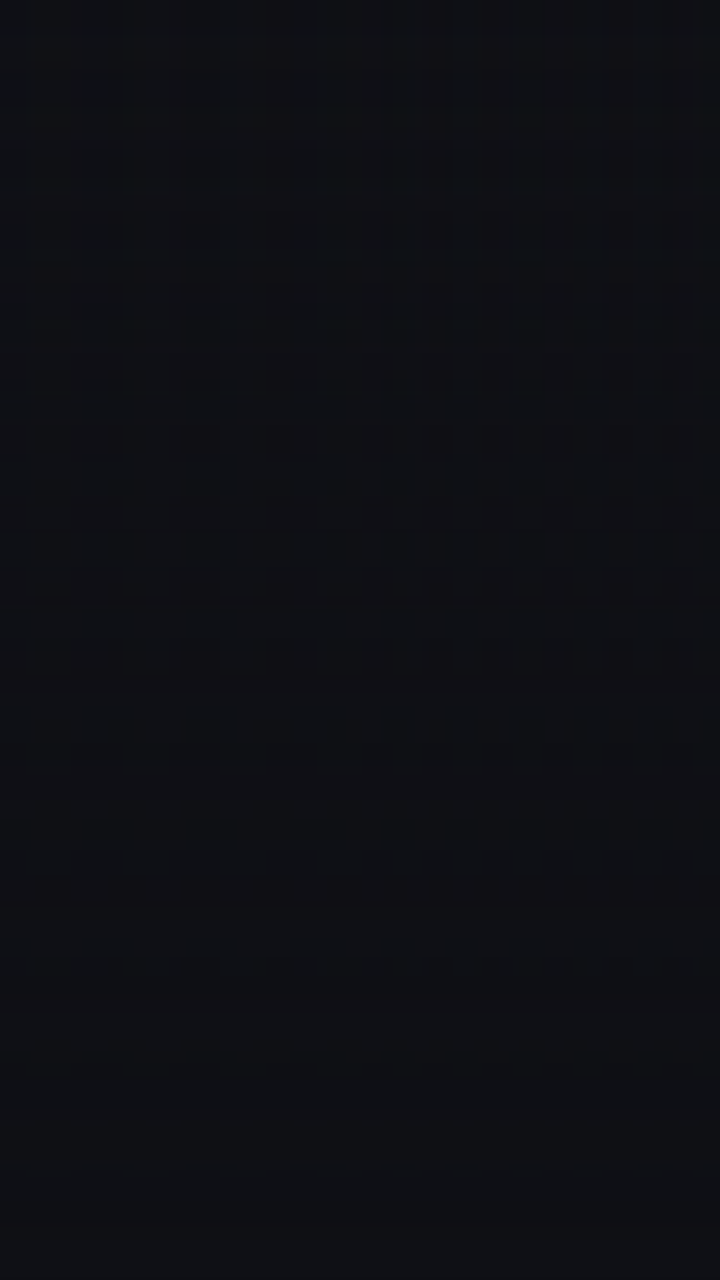
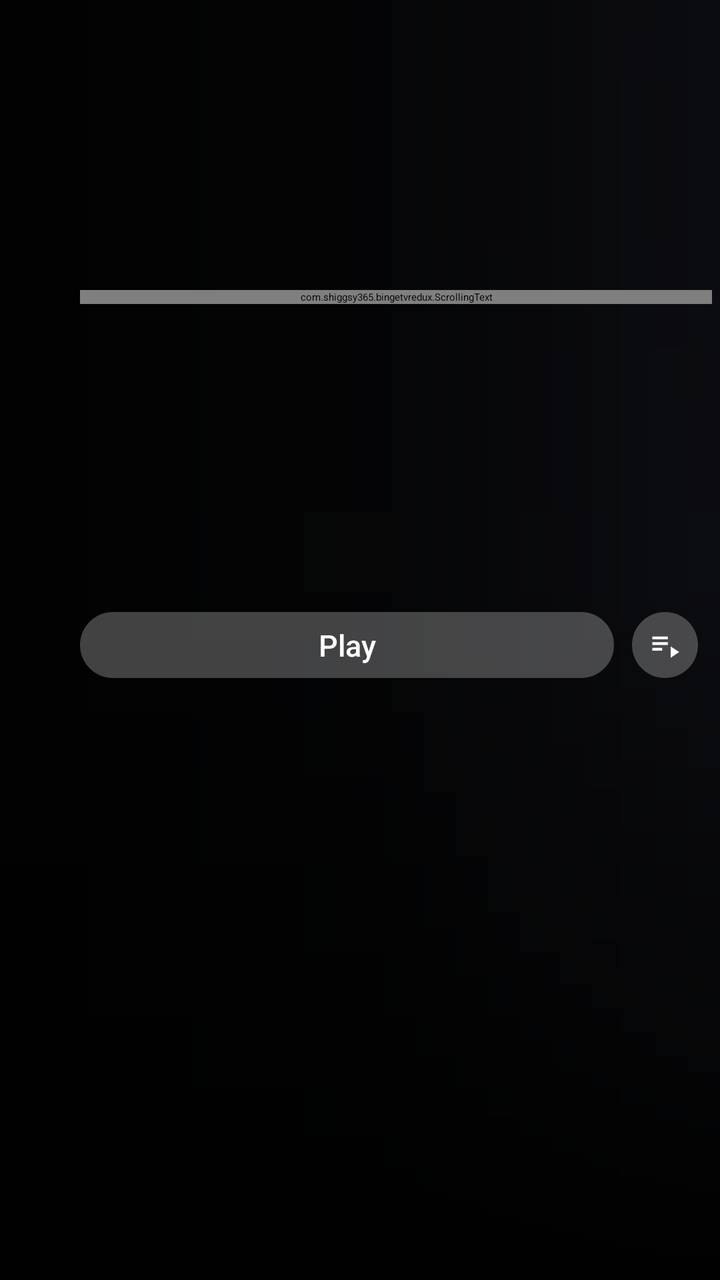

Compare the two renders of this Android layout. The source of the first and the diff that turns it into the second are given below.
<!-- AndroidManifest.xml: application theme Theme.Leanback -->
<!-- res/layout/details_activity.xml -->
<?xml version="1.0" encoding="utf-8"?>
<FrameLayout xmlns:android="http://schemas.android.com/apk/res/android"
    android:layout_width="match_parent"
    android:layout_height="match_parent"
    android:background="@color/guide_background"
    android:clipChildren="false">

    <ImageView
        android:id="@+id/backdrop"
        android:layout_width="match_parent"
        android:layout_height="match_parent"
        android:scaleType="centerCrop"
        android:importantForAccessibility="no" />

    <View
        android:layout_width="match_parent"
        android:layout_height="match_parent"
        android:background="@drawable/backdrop_shade" />

    <View
        android:layout_width="match_parent"
        android:layout_height="match_parent"
        android:background="@drawable/hero_fade_bottom" />

    <LinearLayout
        android:layout_width="match_parent"
        android:layout_height="match_parent"
        android:clipChildren="false"
        android:orientation="vertical"
        android:paddingTop="40dp"
        android:paddingBottom="24dp">

        <LinearLayout
            android:layout_width="match_parent"
            android:layout_height="wrap_content"
            android:orientation="vertical"
            android:paddingStart="@dimen/screen_margin"
            android:paddingEnd="@dimen/screen_margin">

            <ImageView
                android:id="@+id/logo"
                android:layout_width="wrap_content"
                android:layout_height="wrap_content"
                android:adjustViewBounds="true"
                android:maxHeight="110dp"
                android:maxWidth="480dp"
                android:scaleType="fitStart"
                android:importantForAccessibility="no" />

            <TextView
                android:id="@+id/title"
                android:layout_width="640dp"
                android:layout_height="wrap_content"
                android:fontFamily="sans-serif-medium"
                android:maxLines="2"
                android:ellipsize="end"
                android:textColor="@color/guide_text"
                android:textSize="36sp" />

            <TextView
                android:id="@+id/meta"
                android:layout_width="wrap_content"
                android:layout_height="wrap_content"
                android:layout_marginTop="10dp"
                android:textColor="@color/guide_muted"
                android:textSize="15sp" />

            <TextView
                android:id="@+id/description"
                android:layout_width="680dp"
                android:layout_height="wrap_content"
                android:layout_marginTop="10dp"
                android:ellipsize="end"
                android:lineSpacingExtra="2dp"
                android:maxLines="4"
                android:textColor="@color/guide_text"
                android:textSize="16sp" />

            <TextView
                android:id="@+id/people"
                android:layout_width="680dp"
                android:layout_height="wrap_content"
                android:layout_marginTop="8dp"
                android:ellipsize="end"
                android:maxLines="2"
                android:textColor="@color/guide_muted"
                android:textSize="14sp" />

            <LinearLayout
                android:id="@+id/actions"
                android:layout_width="wrap_content"
                android:layout_height="wrap_content"
                android:layout_marginTop="18dp"
                android:orientation="horizontal">

                <TextView
                    android:id="@+id/play"
                    style="@style/ActionButton"
                    android:text="Play" />

                <TextView
                    android:id="@+id/streams"
                    style="@style/ActionButton"
                    android:text="Choose stream" />

                <TextView
                    android:id="@+id/start_over"
                    style="@style/ActionButton"
                    android:text="Start over"
                    android:visibility="gone" />

                <TextView
                    android:id="@+id/trailer"
                    style="@style/ActionButton"
                    android:text="Trailer"
                    android:visibility="gone" />

                <TextView
                    android:id="@+id/watched"
                    style="@style/ActionButton"
                    android:text="Mark watched" />

                <TextView
                    android:id="@+id/watchlist"
                    style="@style/ActionButton"
                    android:text="Add to watchlist"
                    android:visibility="gone" />
            </LinearLayout>

            <TextView
                android:id="@+id/status"
                android:layout_width="wrap_content"
                android:layout_height="wrap_content"
                android:layout_marginTop="12dp"
                android:textColor="@color/guide_muted"
                android:textSize="14sp" />
        </LinearLayout>

        <View
            android:layout_width="0dp"
            android:layout_height="0dp"
            android:layout_weight="1" />

        <androidx.leanback.widget.HorizontalGridView
            android:id="@+id/seasons"
            android:layout_width="match_parent"
            android:layout_height="44dp"
            android:clipToPadding="false"
            android:paddingStart="@dimen/screen_margin"
            android:paddingEnd="@dimen/screen_margin"
            android:visibility="gone" />

        <androidx.leanback.widget.HorizontalGridView
            android:id="@+id/episodes"
            android:layout_width="match_parent"
            android:layout_height="wrap_content"
            android:clipChildren="false"
            android:clipToPadding="false"
            android:paddingStart="@dimen/screen_margin"
            android:paddingEnd="@dimen/screen_margin"
            android:paddingTop="10dp"
            android:paddingBottom="10dp"
            android:visibility="gone" />
    </LinearLayout>
</FrameLayout>
<!-- resources referenced by this layout -->
<resources>
  <color name="guide_text">#FFECEDF3</color>
  <dimen name="screen_margin">48dp</dimen>
  <!-- drawable backdrop_shade (drawable) -->
  <?xml version="1.0" encoding="utf-8"?>
  <shape xmlns:android="http://schemas.android.com/apk/res/android" android:shape="rectangle">
      <gradient android:angle="0" android:startColor="#F20E0F14"
          android:centerColor="#B30E0F14" android:endColor="#4D0E0F14" />
  </shape>
  <!-- drawable hero_fade_bottom (drawable) -->
  <?xml version="1.0" encoding="utf-8"?>
  <shape xmlns:android="http://schemas.android.com/apk/res/android" android:shape="rectangle">
      <gradient android:angle="90" android:startColor="@color/guide_background"
          android:centerColor="#990E0F14" android:endColor="#000E0F14" />
  </shape>
  <style name="ActionButton" parent="OsdButton">
          <item name="android:paddingStart">22dp</item>
          <item name="android:paddingEnd">22dp</item>
          <item name="android:paddingTop">9dp</item>
          <item name="android:paddingBottom">9dp</item>
          <item name="android:layout_marginEnd">12dp</item>
          <item name="android:textSize">16sp</item>
      </style>
  <style name="OsdButton" parent="">
          <item name="android:layout_width">wrap_content</item>
          <item name="android:layout_height">wrap_content</item>
          <item name="android:layout_marginEnd">8dp</item>
          <item name="android:background">@drawable/guide_chip</item>
          <item name="android:focusable">true</item>
          <item name="android:paddingStart">14dp</item>
          <item name="android:paddingEnd">14dp</item>
          <item name="android:paddingTop">5dp</item>
          <item name="android:paddingBottom">5dp</item>
          <item name="android:textColor">@color/guide_chip_text</item>
          <item name="android:textSize">13sp</item>
          <item name="android:fontFamily">sans-serif-medium</item>
      </style>
  <!-- drawable guide_chip (drawable) -->
  <?xml version="1.0" encoding="utf-8"?>
  <selector xmlns:android="http://schemas.android.com/apk/res/android">
      <item android:state_focused="true">
          <shape android:shape="rectangle">
              <corners android:radius="14dp" />
              <solid android:color="@color/guide_focus" />
          </shape>
      </item>
      <item android:state_selected="true">
          <shape android:shape="rectangle">
              <corners android:radius="14dp" />
              <solid android:color="#26FFFFFF" />
          </shape>
      </item>
      <item>
          <shape android:shape="rectangle">
              <corners android:radius="14dp" />
              <stroke android:width="1dp" android:color="#33FFFFFF" />
          </shape>
      </item>
  </selector>
  <color name="guide_focus">#FFE31E2D</color>
  <!-- unchanged entries left out for length: 2 -->
</resources>

<!-- the commit's change to res/layout/details_activity.xml (unified diff, before → after) -->
@@ -2,8 +2,7 @@
 <FrameLayout xmlns:android="http://schemas.android.com/apk/res/android"
     android:layout_width="match_parent"
     android:layout_height="match_parent"
-    android:background="@color/guide_background"
-    android:clipChildren="false">
+    android:background="@color/guide_background">
 
     <ImageView
         android:id="@+id/backdrop"
@@ -15,151 +14,274 @@
     <View
         android:layout_width="match_parent"
         android:layout_height="match_parent"
-        android:background="@drawable/backdrop_shade" />
+        android:background="@drawable/info_shade_left" />
 
     <View
         android:layout_width="match_parent"
         android:layout_height="match_parent"
-        android:background="@drawable/hero_fade_bottom" />
-
-    <LinearLayout
+        android:background="@drawable/info_shade_bottom" />
+
+    <ScrollView
+        android:id="@+id/page"
         android:layout_width="match_parent"
         android:layout_height="match_parent"
         android:clipChildren="false"
-        android:orientation="vertical"
-        android:paddingTop="40dp"
-        android:paddingBottom="24dp">
+        android:fillViewport="true"
+        android:overScrollMode="never"
+        android:scrollbars="none">
 
         <LinearLayout
             android:layout_width="match_parent"
             android:layout_height="wrap_content"
-            android:orientation="vertical"
-            android:paddingStart="@dimen/screen_margin"
-            android:paddingEnd="@dimen/screen_margin">
-
-            <ImageView
-                android:id="@+id/logo"
-                android:layout_width="wrap_content"
+            android:clipChildren="false"
+            android:orientation="vertical">
+
+            
+            <FrameLayout
+                android:layout_width="match_parent"
+                android:layout_height="345dp"
+                android:clipChildren="false">
+
+                <ImageView
+                    android:id="@+id/logo"
+                    android:layout_width="316dp"
+                    android:layout_height="75dp"
+                    android:layout_marginStart="40dp"
+                    android:layout_marginTop="50dp"
+                    android:scaleType="fitCenter"
+                    android:importantForAccessibility="no" />
+
+                <TextView
+                    android:id="@+id/title"
+                    android:layout_width="316dp"
+                    android:layout_height="75dp"
+                    android:layout_marginStart="40dp"
+                    android:layout_marginTop="50dp"
+                    android:ellipsize="end"
+                    android:fontFamily="sans-serif-medium"
+                    android:gravity="center"
+                    android:maxLines="2"
+                    android:textColor="#FFFFFFFF"
+                    android:textSize="26sp" />
+
+                <LinearLayout
+                    android:layout_width="316dp"
+                    android:layout_height="wrap_content"
+                    android:layout_marginStart="40dp"
+                    android:layout_marginTop="131dp"
+                    android:gravity="center_horizontal"
+                    android:orientation="vertical">
+
+                    
+                    <TextView
+                        android:id="@+id/subtitle"
+                        android:layout_width="match_parent"
+                        android:layout_height="wrap_content"
+                        android:layout_marginBottom="7dp"
+                        android:ellipsize="end"
+                        android:gravity="center"
+                        android:singleLine="true"
+                        android:textColor="#FFFFFFFF"
+                        android:textSize="17sp"
+                        android:visibility="gone" />
+
+                    <LinearLayout
+                        android:id="@+id/facts"
+                        android:layout_width="wrap_content"
+                        android:layout_height="wrap_content"
+                        android:orientation="horizontal" />
+
+                    <LinearLayout
+                        android:id="@+id/genres"
+                        android:layout_width="wrap_content"
+                        android:layout_height="wrap_content"
+                        android:layout_marginTop="7dp"
+                        android:orientation="horizontal" />
+
+                    <com.shiggsy365.bingetvredux.ScrollingText
+                        android:id="@+id/description"
+                        android:layout_width="match_parent"
+                        android:layout_height="wrap_content"
+                        android:layout_marginTop="7dp"
+                        android:ellipsize="end"
+                        android:lineSpacingExtra="1dp"
+                        android:maxLines="5"
+                        android:textColor="#FFEEEEEE"
+                        android:textSize="14sp" />
+
+                    <TextView
+                        android:id="@+id/status"
+                        android:layout_width="wrap_content"
+                        android:layout_height="wrap_content"
+                        android:layout_marginTop="7dp"
+                        android:textColor="@color/guide_muted"
+                        android:textSize="13sp" />
+                </LinearLayout>
+
+                
+                <LinearLayout
+                    android:id="@+id/actions"
+                    android:layout_width="wrap_content"
+                    android:layout_height="33dp"
+                    android:layout_marginStart="40dp"
+                    android:layout_marginTop="306dp"
+                    android:gravity="center_vertical"
+                    android:orientation="horizontal">
+
+                    <TextView
+                        android:id="@+id/play"
+                        android:layout_width="267dp"
+                        android:layout_height="33dp"
+                        android:background="@drawable/info_pill"
+                        android:ellipsize="end"
+                        android:focusable="true"
+                        android:fontFamily="sans-serif-medium"
+                        android:gravity="center"
+                        android:paddingStart="16dp"
+                        android:paddingEnd="16dp"
+                        android:singleLine="true"
+                        android:text="Play"
+                        android:textColor="#FFFFFFFF"
+                        android:textSize="15sp" />
+
+                    <ImageView
+                        android:id="@+id/streams"
+                        style="@style/InfoRoundButton"
+                        android:contentDescription="Choose a stream"
+                        android:src="@drawable/ic_streams" />
+
+                    <ImageView
+                        android:id="@+id/start_over"
+                        style="@style/InfoRoundButton"
+                        android:contentDescription="Start over"
+                        android:src="@drawable/ic_start_over"
+                        android:visibility="gone" />
+
+                    <ImageView
+                        android:id="@+id/watched"
+                        style="@style/InfoRoundButton"
+                        android:contentDescription="Mark watched"
+                        android:src="@drawable/ic_watched"
+                        android:visibility="gone" />
+
+                    <ImageView
+                        android:id="@+id/remove"
+                        style="@style/InfoRoundButton"
+                        android:contentDescription="Remove from Continue Watching"
+                        android:src="@drawable/ic_remove"
+                        android:visibility="gone" />
+
+                    <ImageView
+                        android:id="@+id/watchlist"
+                        style="@style/InfoRoundButton"
+                        android:contentDescription="Add to watchlist"
+                        android:src="@drawable/ic_watchlist_add"
+                        android:visibility="gone" />
+
+                    <ImageView
+                        android:id="@+id/trailer"
+                        style="@style/InfoRoundButton"
+                        android:contentDescription="Trailer"
+                        android:src="@drawable/ic_trailer"
+                        android:visibility="gone" />
+
+                    <TextView
+                        android:id="@+id/hint"
+                        android:layout_width="wrap_content"
+                        android:layout_height="wrap_content"
+                        android:layout_marginStart="14dp"
+                        android:singleLine="true"
+                        android:textColor="#FFB4B4B4"
+                        android:textSize="14sp" />
+                </LinearLayout>
+            </FrameLayout>
+
+            
+            <LinearLayout
+                android:id="@+id/seasons_section"
+                android:layout_width="match_parent"
                 android:layout_height="wrap_content"
-                android:adjustViewBounds="true"
-                android:maxHeight="110dp"
-                android:maxWidth="480dp"
-                android:scaleType="fitStart"
-                android:importantForAccessibility="no" />
-
-            <TextView
-                android:id="@+id/title"
-                android:layout_width="640dp"
+                android:clipChildren="false"
+                android:orientation="vertical"
+                android:visibility="gone">
+
+                <TextView
+                    android:id="@+id/seasons_heading"
+                    style="@style/InfoHeading"
+                    android:text="Seasons" />
+
+                <androidx.leanback.widget.HorizontalGridView
+                    android:id="@+id/seasons"
+                    android:layout_width="match_parent"
+                    android:layout_height="30dp"
+                    android:layout_marginTop="5dp"
+                    android:clipToPadding="false"
+                    android:paddingStart="40dp"
+                    android:paddingEnd="40dp" />
+
+                <androidx.leanback.widget.HorizontalGridView
+                    android:id="@+id/episodes"
+                    android:layout_width="match_parent"
+                    android:layout_height="165dp"
+                    android:layout_marginTop="5dp"
+                    android:clipChildren="false"
+                    android:clipToPadding="false"
+                    android:paddingStart="40dp"
+                    android:paddingEnd="40dp" />
+            </LinearLayout>
+
+            
+            <LinearLayout
+                android:id="@+id/cast_section"
+                android:layout_width="match_parent"
                 android:layout_height="wrap_content"
-                android:fontFamily="sans-serif-medium"
-                android:maxLines="2"
-                android:ellipsize="end"
-                android:textColor="@color/guide_text"
-                android:textSize="36sp" />
-
-            <TextView
-                android:id="@+id/meta"
-                android:layout_width="wrap_content"
+                android:layout_marginTop="5dp"
+                android:clipChildren="false"
+                android:orientation="vertical"
+                android:visibility="gone">
+
+                <TextView
+                    style="@style/InfoHeading"
+                    android:text="Cast" />
+
+                <androidx.leanback.widget.HorizontalGridView
+                    android:id="@+id/cast"
+                    android:layout_width="match_parent"
+                    android:layout_height="115dp"
+                    android:layout_marginTop="5dp"
+                    android:clipToPadding="false"
+                    android:paddingStart="33dp"
+                    android:paddingEnd="33dp" />
+            </LinearLayout>
+
+            
+            <LinearLayout
+                android:id="@+id/similar_section"
+                android:layout_width="match_parent"
                 android:layout_height="wrap_content"
                 android:layout_marginTop="10dp"
-                android:textColor="@color/guide_muted"
-                android:textSize="15sp" />
-
-            <TextView
-                android:id="@+id/description"
-                android:layout_width="680dp"
-                android:layout_height="wrap_content"
-                android:layout_marginTop="10dp"
-                android:ellipsize="end"
-                android:lineSpacingExtra="2dp"
-                android:maxLines="4"
-                android:textColor="@color/guide_text"
-                android:textSize="16sp" />
-
-            <TextView
-                android:id="@+id/people"
-                android:layout_width="680dp"
-                android:layout_height="wrap_content"
-                android:layout_marginTop="8dp"
-                android:ellipsize="end"
-                android:maxLines="2"
-                android:textColor="@color/guide_muted"
-                android:textSize="14sp" />
-
-            <LinearLayout
-                android:id="@+id/actions"
-                android:layout_width="wrap_content"
-                android:layout_height="wrap_content"
-                android:layout_marginTop="18dp"
-                android:orientation="horizontal">
-
-                <TextView
-                    android:id="@+id/play"
-                    style="@style/ActionButton"
-                    android:text="Play" />
-
-                <TextView
-                    android:id="@+id/streams"
-                    style="@style/ActionButton"
-                    android:text="Choose stream" />
-
-                <TextView
-                    android:id="@+id/start_over"
-                    style="@style/ActionButton"
-                    android:text="Start over"
-                    android:visibility="gone" />
-
-                <TextView
-                    android:id="@+id/trailer"
-                    style="@style/ActionButton"
-                    android:text="Trailer"
-                    android:visibility="gone" />
-
-                <TextView
-                    android:id="@+id/watched"
-                    style="@style/ActionButton"
-                    android:text="Mark watched" />
-
-                <TextView
-                    android:id="@+id/watchlist"
-                    style="@style/ActionButton"
-                    android:text="Add to watchlist"
-                    android:visibility="gone" />
+                android:clipChildren="false"
+                android:orientation="vertical"
+                android:visibility="gone">
+
+                <TextView
+                    style="@style/InfoHeading"
+                    android:text="Similar" />
+
+                <androidx.leanback.widget.HorizontalGridView
+                    android:id="@+id/similar"
+                    android:layout_width="match_parent"
+                    android:layout_height="180dp"
+                    android:layout_marginTop="5dp"
+                    android:clipChildren="false"
+                    android:clipToPadding="false"
+                    android:paddingStart="34dp"
+                    android:paddingEnd="34dp" />
             </LinearLayout>
 
-            <TextView
-                android:id="@+id/status"
-                android:layout_width="wrap_content"
-                android:layout_height="wrap_content"
-                android:layout_marginTop="12dp"
-                android:textColor="@color/guide_muted"
-                android:textSize="14sp" />
+            <Space
+                android:layout_width="match_parent"
+                android:layout_height="30dp" />
         </LinearLayout>
-
-        <View
-            android:layout_width="0dp"
-            android:layout_height="0dp"
-            android:layout_weight="1" />
-
-        <androidx.leanback.widget.HorizontalGridView
-            android:id="@+id/seasons"
-            android:layout_width="match_parent"
-            android:layout_height="44dp"
-            android:clipToPadding="false"
-            android:paddingStart="@dimen/screen_margin"
-            android:paddingEnd="@dimen/screen_margin"
-            android:visibility="gone" />
-
-        <androidx.leanback.widget.HorizontalGridView
-            android:id="@+id/episodes"
-            android:layout_width="match_parent"
-            android:layout_height="wrap_content"
-            android:clipChildren="false"
-            android:clipToPadding="false"
-            android:paddingStart="@dimen/screen_margin"
-            android:paddingEnd="@dimen/screen_margin"
-            android:paddingTop="10dp"
-            android:paddingBottom="10dp"
-            android:visibility="gone" />
-    </LinearLayout>
+    </ScrollView>
 </FrameLayout>
<!-- resource entries referenced after the edit -->
@@ -1,64 +1,140 @@
 <!-- resources referenced by this layout -->
 <resources>
-  <color name="guide_text">#FFECEDF3</color>
-  <dimen name="screen_margin">48dp</dimen>
-  <!-- drawable backdrop_shade (drawable) -->
+  <!-- drawable ic_remove (drawable) -->
   <?xml version="1.0" encoding="utf-8"?>
-  <shape xmlns:android="http://schemas.android.com/apk/res/android" android:shape="rectangle">
-      <gradient android:angle="0" android:startColor="#F20E0F14"
-          android:centerColor="#B30E0F14" android:endColor="#4D0E0F14" />
-  </shape>
-  <!-- drawable hero_fade_bottom (drawable) -->
+  <vector xmlns:android="http://schemas.android.com/apk/res/android"
+      android:width="24dp"
+      android:height="24dp"
+      android:viewportWidth="24"
+      android:viewportHeight="24">
+      <path
+          android:fillColor="#FFFFFFFF"
+          android:pathData="M7,11v2h10v-2L7,11zM12,2C6.48,2 2,6.48 2,12s4.48,10 10,10 10,-4.48 10,-10S17.52,2 12,2zM12,20c-4.41,0 -8,-3.59 -8,-8s3.59,-8 8,-8 8,3.59 8,8 -3.59,8 -8,8z" />
+  </vector>
+  <!-- drawable ic_start_over (drawable) -->
   <?xml version="1.0" encoding="utf-8"?>
-  <shape xmlns:android="http://schemas.android.com/apk/res/android" android:shape="rectangle">
-      <gradient android:angle="90" android:startColor="@color/guide_background"
-          android:centerColor="#990E0F14" android:endColor="#000E0F14" />
-  </shape>
-  <style name="ActionButton" parent="OsdButton">
-          <item name="android:paddingStart">22dp</item>
-          <item name="android:paddingEnd">22dp</item>
-          <item name="android:paddingTop">9dp</item>
-          <item name="android:paddingBottom">9dp</item>
-          <item name="android:layout_marginEnd">12dp</item>
-          <item name="android:textSize">16sp</item>
-      </style>
-  <style name="OsdButton" parent="">
-          <item name="android:layout_width">wrap_content</item>
-          <item name="android:layout_height">wrap_content</item>
-          <item name="android:layout_marginEnd">8dp</item>
-          <item name="android:background">@drawable/guide_chip</item>
-          <item name="android:focusable">true</item>
-          <item name="android:paddingStart">14dp</item>
-          <item name="android:paddingEnd">14dp</item>
-          <item name="android:paddingTop">5dp</item>
-          <item name="android:paddingBottom">5dp</item>
-          <item name="android:textColor">@color/guide_chip_text</item>
-          <item name="android:textSize">13sp</item>
-          <item name="android:fontFamily">sans-serif-medium</item>
-      </style>
-  <!-- drawable guide_chip (drawable) -->
+  <vector xmlns:android="http://schemas.android.com/apk/res/android"
+      android:width="24dp"
+      android:height="24dp"
+      android:viewportWidth="24"
+      android:viewportHeight="24">
+      <path
+          android:fillColor="#FFFFFFFF"
+          android:pathData="M12,5V1L7,6l5,5V7c3.31,0 6,2.69 6,6s-2.69,6 -6,6 -6,-2.69 -6,-6H4c0,4.42 3.58,8 8,8s8,-3.58 8,-8 -3.58,-8 -8,-8z" />
+  </vector>
+  <!-- drawable ic_streams (drawable) -->
+  <?xml version="1.0" encoding="utf-8"?>
+  <vector xmlns:android="http://schemas.android.com/apk/res/android"
+      android:width="24dp"
+      android:height="24dp"
+      android:viewportWidth="24"
+      android:viewportHeight="24">
+      <path
+          android:fillColor="#FFFFFFFF"
+          android:pathData="M3,10h11v2H3V10zM3,6h11v2H3V6zM3,14h7v2H3V14zM16,13v8l6,-4L16,13z" />
+  </vector>
+  <!-- drawable ic_trailer (drawable) -->
+  <?xml version="1.0" encoding="utf-8"?>
+  <vector xmlns:android="http://schemas.android.com/apk/res/android"
+      android:width="24dp"
+      android:height="24dp"
+      android:viewportWidth="24"
+      android:viewportHeight="24">
+      <path
+          android:fillColor="#FFFFFFFF"
+          android:pathData="M18,3v2h-2L16,3L8,3v2L6,5L6,3L4,3v18h2v-2h2v2h8v-2h2v2h2L20,3h-2zM8,17L6,17v-2h2v2zM8,13L6,13v-2h2v2zM8,9L6,9L6,7h2v2zM18,17h-2v-2h2v2zM18,13h-2v-2h2v2zM18,9h-2L16,7h2v2z" />
+  </vector>
+  <!-- drawable ic_watched (drawable) -->
+  <?xml version="1.0" encoding="utf-8"?>
+  <vector xmlns:android="http://schemas.android.com/apk/res/android"
+      android:width="24dp"
+      android:height="24dp"
+      android:viewportWidth="24"
+      android:viewportHeight="24">
+      <path
+          android:fillColor="#FFFFFFFF"
+          android:pathData="M12,2C6.48,2 2,6.48 2,12s4.48,10 10,10 10,-4.48 10,-10S17.52,2 12,2zM12,20c-4.41,0 -8,-3.59 -8,-8s3.59,-8 8,-8 8,3.59 8,8 -3.59,8 -8,8zM16.59,7.58L10,14.17l-2.59,-2.58L6,13l4,4 8,-8z" />
+  </vector>
+  <!-- drawable ic_watchlist_add (drawable) -->
+  <?xml version="1.0" encoding="utf-8"?>
+  <vector xmlns:android="http://schemas.android.com/apk/res/android"
+      android:width="24dp"
+      android:height="24dp"
+      android:viewportWidth="24"
+      android:viewportHeight="24">
+      <path
+          android:fillColor="#FFFFFFFF"
+          android:pathData="M21,7h-2v2h-2V7h-2V5h2V3h2v2h2V7zM19,21l-7,-3l-7,3V5c0,-1.1 0.9,-2 2,-2l7,0c-0.63,0.84 -1,1.87 -1,3c0,2.76 2.24,5 5,5c0.34,0 0.68,-0.03 1,-0.1V21z" />
+  </vector>
+  <!-- drawable info_pill (drawable) -->
   <?xml version="1.0" encoding="utf-8"?>
   <selector xmlns:android="http://schemas.android.com/apk/res/android">
       <item android:state_focused="true">
           <shape android:shape="rectangle">
-              <corners android:radius="14dp" />
-              <solid android:color="@color/guide_focus" />
-          </shape>
-      </item>
-      <item android:state_selected="true">
-          <shape android:shape="rectangle">
-              <corners android:radius="14dp" />
-              <solid android:color="#26FFFFFF" />
+              <corners android:radius="17dp" />
+              <solid android:color="@color/guide_accent" />
           </shape>
       </item>
       <item>
           <shape android:shape="rectangle">
-              <corners android:radius="14dp" />
-              <stroke android:width="1dp" android:color="#33FFFFFF" />
+              <corners android:radius="17dp" />
+              <solid android:color="#40FFFFFF" />
           </shape>
       </item>
   </selector>
-  <color name="guide_focus">#FFE31E2D</color>
+  <!-- drawable info_shade_bottom (drawable) -->
+  <?xml version="1.0" encoding="utf-8"?>
+  <shape xmlns:android="http://schemas.android.com/apk/res/android" android:shape="rectangle">
+      <gradient
+          android:angle="270"
+          android:centerY="0.46"
+          android:startColor="#3C000000"
+          android:centerColor="#31000000"
+          android:endColor="#F5000000" />
+  </shape>
+  <!-- drawable info_shade_left (drawable) -->
+  <?xml version="1.0" encoding="utf-8"?>
+  <shape xmlns:android="http://schemas.android.com/apk/res/android" android:shape="rectangle">
+      <gradient
+          android:angle="0"
+          android:centerX="0.52"
+          android:startColor="#EB000000"
+          android:centerColor="#AF000000"
+          android:endColor="#00000000" />
+  </shape>
+  <style name="InfoHeading" parent="">
+          <item name="android:layout_width">wrap_content</item>
+          <item name="android:layout_height">30dp</item>
+          <item name="android:layout_marginStart">40dp</item>
+          <item name="android:gravity">center_vertical</item>
+          <item name="android:textColor">#FFFFFFFF</item>
+          <item name="android:textSize">19sp</item>
+          <item name="android:fontFamily">sans-serif-medium</item>
+      </style>
+  <style name="InfoRoundButton" parent="">
+          <item name="android:layout_width">33dp</item>
+          <item name="android:layout_height">33dp</item>
+          <item name="android:layout_marginStart">9dp</item>
+          <item name="android:background">@drawable/info_round</item>
+          <item name="android:focusable">true</item>
+          <item name="android:padding">8dp</item>
+          <item name="android:scaleType">fitCenter</item>
+      </style>
+  <color name="guide_accent">#FFE31E2D</color>
+  <!-- drawable info_round (drawable) -->
+  <?xml version="1.0" encoding="utf-8"?>
+  <selector xmlns:android="http://schemas.android.com/apk/res/android">
+      <item android:state_focused="true">
+          <shape android:shape="oval">
+              <solid android:color="@color/guide_accent" />
+          </shape>
+      </item>
+      <item>
+          <shape android:shape="oval">
+              <solid android:color="#40FFFFFF" />
+          </shape>
+      </item>
+  </selector>
   <!-- unchanged entries left out for length: 2 -->
 </resources>
 
